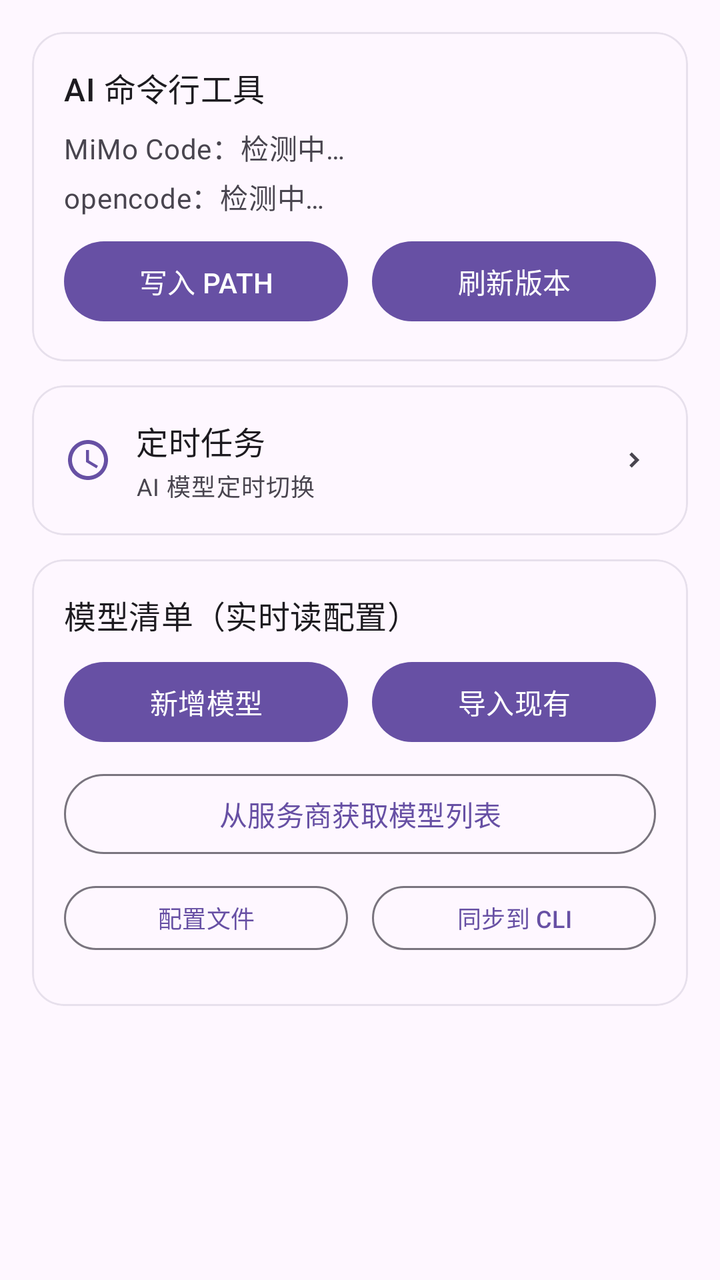
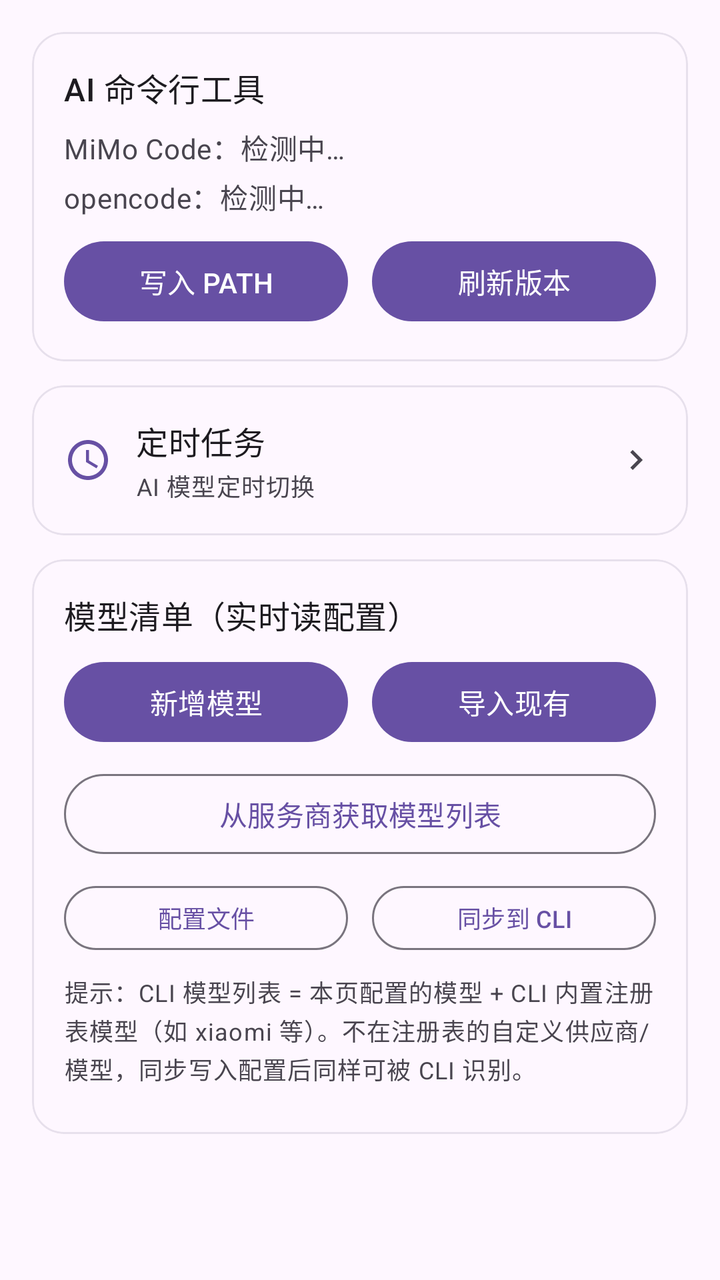

Two renders of the same Android screen: before a commit and after it. Below are the layout's source before the change and the commit's diff.
<!-- AndroidManifest.xml: application theme Theme.CodeTool.Starting -->
<!-- res/layout/fragment_ai_models.xml -->
<?xml version="1.0" encoding="utf-8"?>
<ScrollView xmlns:android="http://schemas.android.com/apk/res/android"
    xmlns:app="http://schemas.android.com/apk/res-auto"
    android:layout_width="match_parent"
    android:layout_height="match_parent"
    android:background="?android:attr/colorBackground"
    android:scrollbars="none"
    android:fillViewport="true">

    <LinearLayout
        android:layout_width="match_parent"
        android:layout_height="wrap_content"
        android:orientation="vertical"
        android:padding="16dp">

        
        <com.google.android.material.card.MaterialCardView
            android:layout_width="match_parent"
            android:layout_height="wrap_content"
            app:cardCornerRadius="16dp"
            app:cardElevation="0dp"
            app:strokeWidth="1dp"
            app:strokeColor="?attr/colorSurfaceVariant">

            <LinearLayout
                android:layout_width="match_parent"
                android:layout_height="wrap_content"
                android:orientation="vertical"
                android:padding="16dp">

                <com.google.android.material.textview.MaterialTextView
                    android:layout_width="wrap_content"
                    android:layout_height="wrap_content"
                    android:text="AI 命令行工具"
                    android:textAppearance="?attr/textAppearanceTitleMedium"
                    android:textColor="?attr/colorOnSurface" />

                <com.google.android.material.textview.MaterialTextView
                    android:id="@+id/aiStatusMimo"
                    android:layout_width="wrap_content"
                    android:layout_height="wrap_content"
                    android:layout_marginTop="8dp"
                    android:text="MiMo Code：检测中…"
                    android:textAppearance="?attr/textAppearanceBodyMedium"
                    android:textColor="?attr/colorOnSurfaceVariant" />

                <com.google.android.material.textview.MaterialTextView
                    android:id="@+id/aiStatusOpencode"
                    android:layout_width="wrap_content"
                    android:layout_height="wrap_content"
                    android:layout_marginTop="4dp"
                    android:text="opencode：检测中…"
                    android:textAppearance="?attr/textAppearanceBodyMedium"
                    android:textColor="?attr/colorOnSurfaceVariant" />

                <LinearLayout
                    android:layout_width="match_parent"
                    android:layout_height="wrap_content"
                    android:orientation="horizontal"
                    android:layout_marginTop="8dp">

                    <com.google.android.material.button.MaterialButton
                        android:id="@+id/btnAiFixPath"
                        android:layout_width="0dp"
                        android:layout_height="wrap_content"
                        android:layout_weight="1"
                        android:text="写入 PATH" />

                    
                    <com.google.android.material.button.MaterialButton
                        android:id="@+id/btnAiRefreshVersion"
                        android:layout_width="0dp"
                        android:layout_height="wrap_content"
                        android:layout_weight="1"
                        android:layout_marginStart="12dp"
                        android:text="刷新版本" />
                </LinearLayout>
            </LinearLayout>
        </com.google.android.material.card.MaterialCardView>

        
        <com.google.android.material.card.MaterialCardView
            android:id="@+id/cardScheduleEntry"
            android:layout_width="match_parent"
            android:layout_height="wrap_content"
            android:layout_marginTop="12dp"
            android:clickable="true"
            android:focusable="true"
            app:cardCornerRadius="16dp"
            app:cardElevation="0dp"
            app:strokeWidth="1dp"
            app:strokeColor="?attr/colorSurfaceVariant">

            <LinearLayout
                android:layout_width="match_parent"
                android:layout_height="wrap_content"
                android:orientation="horizontal"
                android:gravity="center_vertical"
                android:padding="16dp">

                <ImageView
                    android:layout_width="24dp"
                    android:layout_height="24dp"
                    android:src="@drawable/ic_schedule"
                    android:contentDescription="定时任务"
                    app:tint="?attr/colorPrimary" />

                <LinearLayout
                    android:layout_width="0dp"
                    android:layout_height="wrap_content"
                    android:layout_weight="1"
                    android:orientation="vertical"
                    android:layout_marginStart="12dp">

                    <com.google.android.material.textview.MaterialTextView
                        android:layout_width="wrap_content"
                        android:layout_height="wrap_content"
                        android:text="定时任务"
                        android:textAppearance="?attr/textAppearanceTitleMedium"
                        android:textColor="?attr/colorOnSurface" />

                    <com.google.android.material.textview.MaterialTextView
                        android:id="@+id/tvScheduleSummary"
                        android:layout_width="match_parent"
                        android:layout_height="wrap_content"
                        android:layout_marginTop="2dp"
                        android:maxLines="2"
                        android:ellipsize="end"
                        android:text="AI 模型定时切换"
                        android:textAppearance="?attr/textAppearanceBodySmall"
                        android:textColor="?attr/colorOnSurfaceVariant" />
                </LinearLayout>

                <ImageView
                    android:layout_width="20dp"
                    android:layout_height="20dp"
                    android:layout_marginStart="8dp"
                    android:src="@drawable/ic_chevron_right"
                    android:contentDescription="进入定时任务"
                    app:tint="?attr/colorOnSurfaceVariant" />
            </LinearLayout>
        </com.google.android.material.card.MaterialCardView>

        
        <com.google.android.material.card.MaterialCardView
            android:layout_width="match_parent"
            android:layout_height="wrap_content"
            android:layout_marginTop="12dp"
            app:cardCornerRadius="16dp"
            app:cardElevation="0dp"
            app:strokeWidth="1dp"
            app:strokeColor="?attr/colorSurfaceVariant">

            <LinearLayout
                android:layout_width="match_parent"
                android:layout_height="wrap_content"
                android:orientation="vertical"
                android:padding="16dp">

                <com.google.android.material.textview.MaterialTextView
                    android:layout_width="wrap_content"
                    android:layout_height="wrap_content"
                    android:text="模型清单（实时读配置）"
                    android:textAppearance="?attr/textAppearanceTitleMedium"
                    android:textColor="?attr/colorOnSurface" />

                <LinearLayout
                    android:layout_width="match_parent"
                    android:layout_height="wrap_content"
                    android:orientation="horizontal"
                    android:layout_marginTop="8dp">

                    <com.google.android.material.button.MaterialButton
                        android:id="@+id/btnAiAdd"
                        android:layout_width="0dp"
                        android:layout_height="wrap_content"
                        android:layout_weight="1"
                        android:text="新增模型" />

                    <com.google.android.material.button.MaterialButton
                        android:id="@+id/btnAiImport"
                        android:layout_width="0dp"
                        android:layout_height="wrap_content"
                        android:layout_weight="1"
                        android:layout_marginStart="12dp"
                        android:text="导入现有" />
                </LinearLayout>

                
                <com.google.android.material.button.MaterialButton
                    android:id="@+id/btnAiFetchModels"
                    style="?attr/materialButtonOutlinedStyle"
                    android:layout_width="match_parent"
                    android:layout_height="wrap_content"
                    android:layout_marginTop="8dp"
                    android:text="从服务商获取模型列表" />

                <LinearLayout
                    android:layout_width="match_parent"
                    android:layout_height="wrap_content"
                    android:orientation="horizontal"
                    android:layout_marginTop="8dp">

                    <com.google.android.material.button.MaterialButton
                        android:id="@+id/btnAiConfig"
                        style="?attr/materialButtonOutlinedStyle"
                        android:layout_width="0dp"
                        android:layout_height="wrap_content"
                        android:layout_weight="1"
                        android:minHeight="40dp"
                        android:textSize="12sp"
                        android:text="配置文件" />

                    <com.google.android.material.button.MaterialButton
                        android:id="@+id/btnAiSync"
                        style="?attr/materialButtonOutlinedStyle"
                        android:layout_width="0dp"
                        android:layout_height="wrap_content"
                        android:layout_weight="1"
                        android:layout_marginStart="12dp"
                        android:minHeight="40dp"
                        android:textSize="12sp"
                        android:text="同步到 CLI" />
                </LinearLayout>

                <LinearLayout
                    android:id="@+id/aiModelList"
                    android:layout_width="match_parent"
                    android:layout_height="wrap_content"
                    android:orientation="vertical"
                    android:layout_marginTop="8dp" />
            </LinearLayout>
        </com.google.android.material.card.MaterialCardView>

    </LinearLayout>
</ScrollView>
<!-- resources referenced by this layout -->
<resources>
  <!-- drawable ic_chevron_right (drawable) -->
  <vector xmlns:android="http://schemas.android.com/apk/res/android"
      android:width="24dp" android:height="24dp"
      android:viewportWidth="24" android:viewportHeight="24"
      android:tint="?attr/colorControlNormal">
      <path android:fillColor="@android:color/white"
          android:pathData="M9.4,7.4 L8,8.8 11.2,12 8,15.2 9.4,16.6 14,12z"/>
  </vector>
  <!-- drawable ic_schedule (drawable) -->
  <?xml version="1.0" encoding="utf-8"?>
  <vector xmlns:android="http://schemas.android.com/apk/res/android"
      android:width="24dp" android:height="24dp"
      android:viewportWidth="24" android:viewportHeight="24">
      
      <path android:fillColor="#FF000000"
          android:pathData="M11.99,2C6.47,2 2,6.48 2,12s4.47,10 9.99,10C17.52,22 22,17.52 22,12S17.52,2 11.99,2zM12,20c-4.42,0 -8,-3.58 -8,-8s3.58,-8 8,-8 8,3.58 8,8 -3.58,8 -8,8zM12.5,7H11v6l5.25,3.15 0.75,-1.23 -4.5,-2.67z" />
  </vector>
  <style name="Theme.CodeTool.Starting" parent="Theme.Material3.DayNight.NoActionBar">
          <item name="android:windowBackground">?android:colorBackground</item>
          <item name="android:statusBarColor" tools:targetApi="l">?android:colorBackground</item>
      </style>
</resources>

<!-- the commit's change to res/layout/fragment_ai_models.xml (unified diff, before → after) -->
@@ -223,6 +223,16 @@
                         android:text="同步到 CLI" />
                 </LinearLayout>
 
+                <com.google.android.material.textview.MaterialTextView
+                    android:layout_width="match_parent"
+                    android:layout_height="wrap_content"
+                    android:layout_marginTop="8dp"
+                    android:maxLines="3"
+                    android:ellipsize="end"
+                    android:text="提示：CLI 模型列表 = 本页配置的模型 + CLI 内置注册表模型（如 xiaomi 等）。不在注册表的自定义供应商/模型，同步写入配置后同样可被 CLI 识别。"
+                    android:textAppearance="?attr/textAppearanceBodySmall"
+                    android:textColor="?attr/colorOnSurfaceVariant" />
+
                 <LinearLayout
                     android:id="@+id/aiModelList"
                     android:layout_width="match_parent"
<!-- resource entries referenced after the edit -->
@@ -6,7 +6,7 @@
       android:viewportWidth="24" android:viewportHeight="24"
       android:tint="?attr/colorControlNormal">
       <path android:fillColor="@android:color/white"
-          android:pathData="M9.4,7.4 L8,8.8 11.2,12 8,15.2 9.4,16.6 14,12z"/>
+          android:pathData="M8.59,16.59L10,18l6,-6 -6,-6 -1.41,1.41L13.17,12z" />
   </vector>
   <!-- drawable ic_schedule (drawable) -->
   <?xml version="1.0" encoding="utf-8"?>
